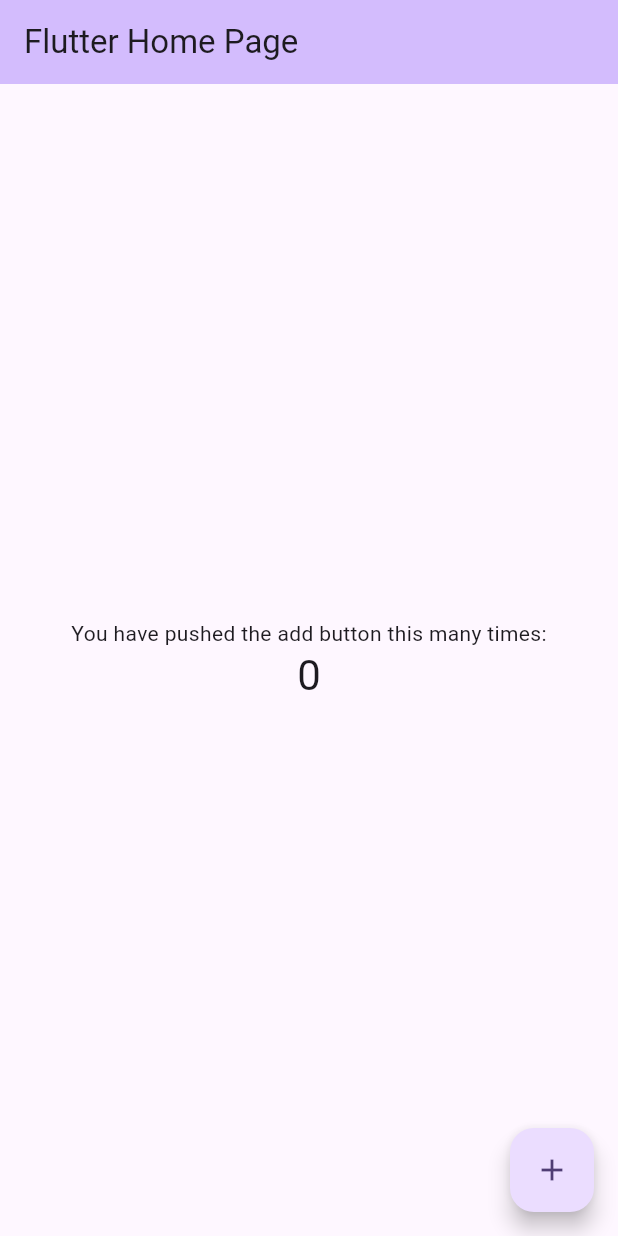
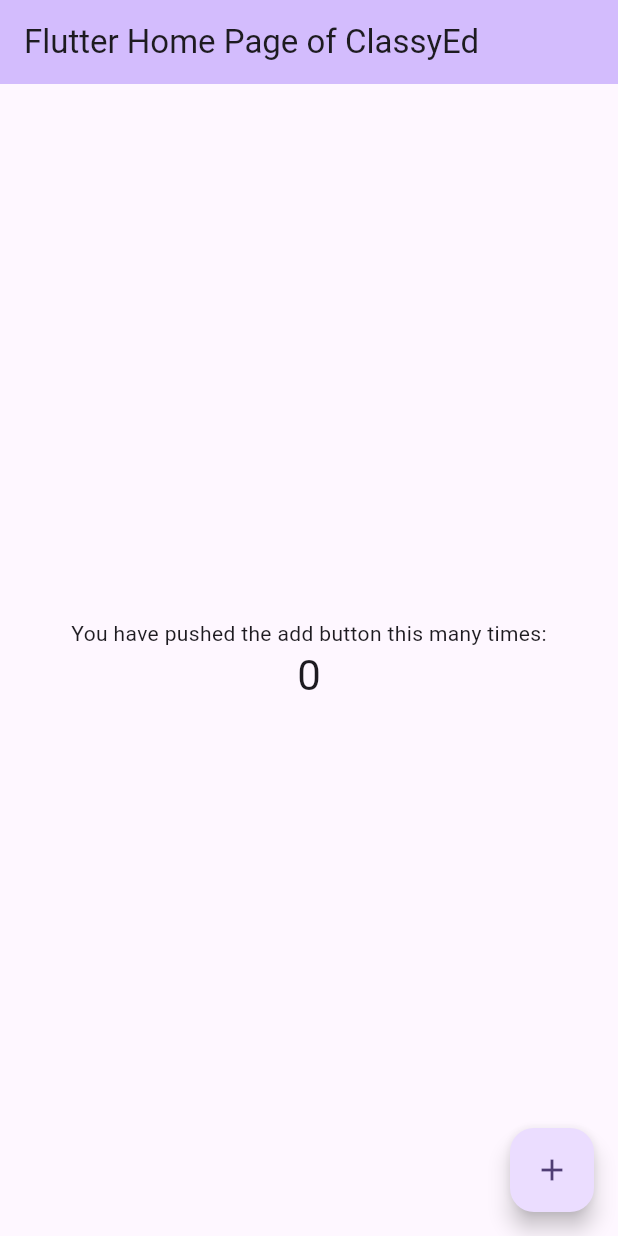
Before and after one commit to Sunilkakde17/ClassyEd, a Flutter app: the screen it shows after launch, on a phone screen of 412 x 824 dp. Run offline on Flutter 3.47's test engine with Material 3 defaults, Android fonts, the phone set to English and light mode, and no system bars.

Commit message:
first commit

```diff
--- a/lib/main.dart
+++ b/lib/main.dart
@@ -30,7 +30,7 @@ class MyApp extends StatelessWidget {
         // tested with just a hot reload.
         colorScheme: ColorScheme.fromSeed(seedColor: Colors.deepPurple),
       ),
-      home: const MyHomePage(title: 'Flutter Home Page'),
+      home: const MyHomePage(title: 'Flutter Home Page of ClassyEd'),
     );
   }
 }
```
